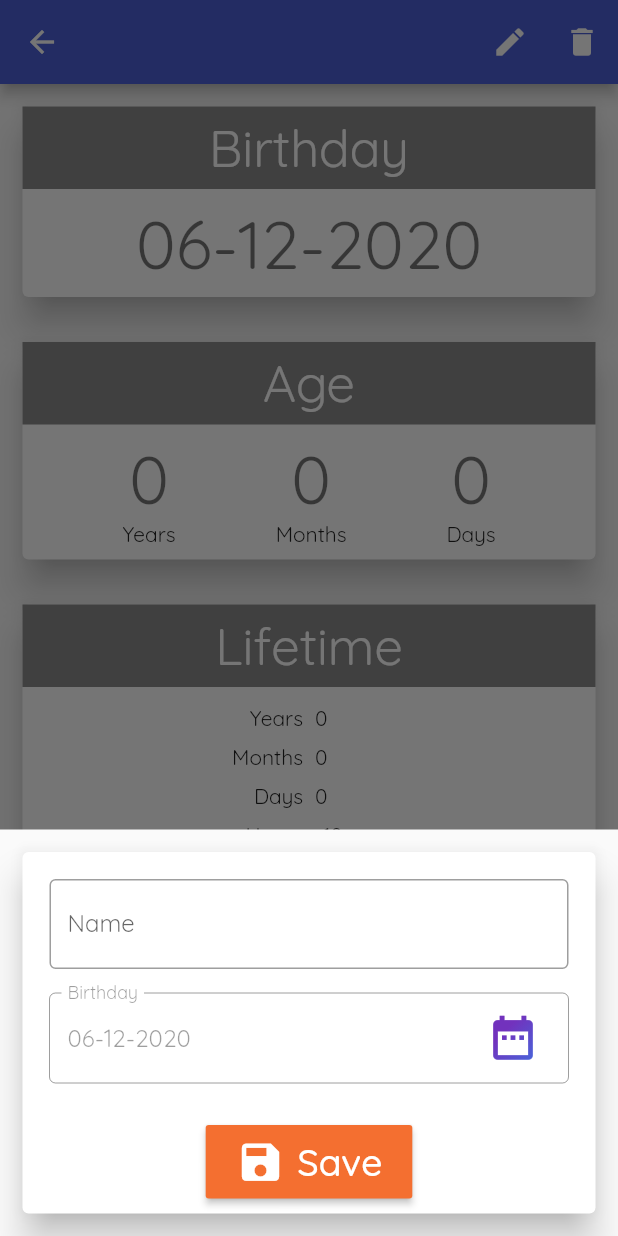
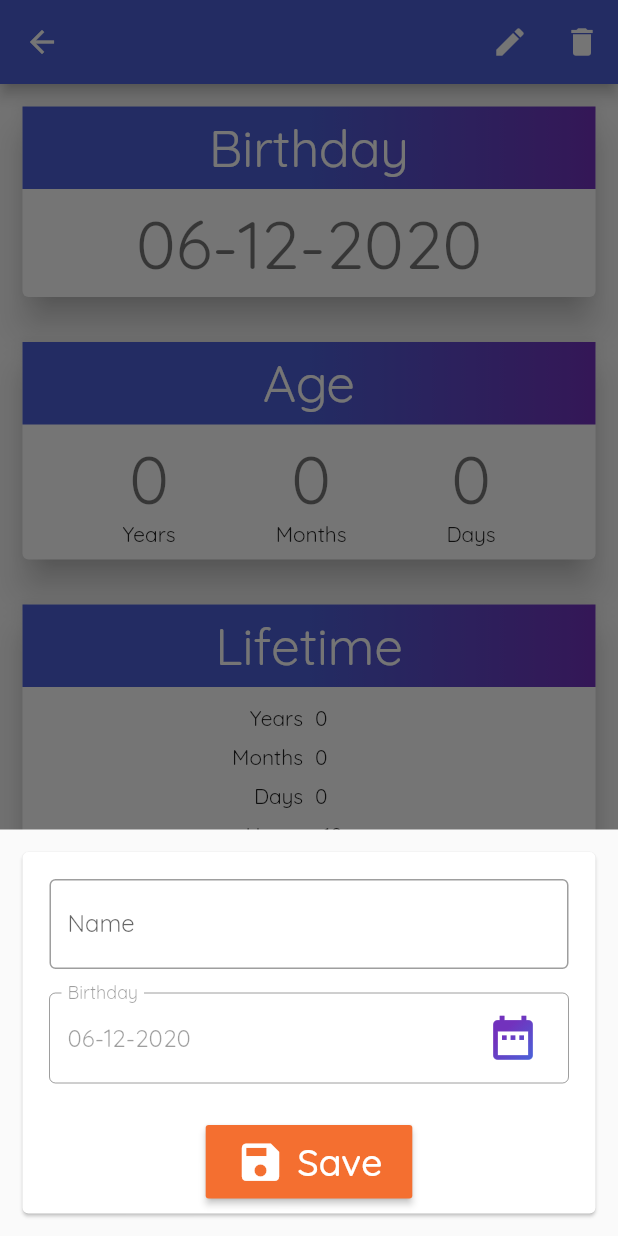
Before and after one commit to nick990/AgeCalculator, a Flutter app: the MyDateDetailsScreen screen opened directly with empty values, after a tap on the "edit" icon, on a phone screen of 412 x 824 dp. Run offline on Flutter 3.47's test engine with Material 2 defaults, Android fonts, the phone set to English and light mode, and no system bars; our stand-ins replace share, sqflite; accounts and stored records are empty.

Commit message:
myCard simple and animated.

```diff
--- a/lib/pages/my_date_details_screen.dart
+++ b/lib/pages/my_date_details_screen.dart
@@ -4,7 +4,7 @@ import 'package:age_calculator/providers/settings_provider.dart';
 import 'package:age_calculator/themes/app_theme.dart';
 import 'package:age_calculator/widgets/age.dart';
 import 'package:age_calculator/widgets/lifetime.dart';
-import 'package:age_calculator/widgets/mycard.dart';
+import 'package:age_calculator/widgets/mycard_animated.dart';
 import 'package:age_calculator/widgets/mydate_edit.dart';
 import 'package:age_calculator/widgets/next_birthday.dart';
 import 'package:age_calculator/widgets/upcoming_birthdays.dart';
@@ -33,7 +33,7 @@ class MyDateDetailsScreen extends StatelessWidget {
     ageSection
         .add(UpcomingBirthdaysWidget(age: myDate.age, formatter: formatter));
 
-    var birthdaySection = MyCard(
+    var birthdaySection = MyCardAnimated(
       title: 'Birthday',
       body: Row(
         mainAxisAlignment: MainAxisAlignment.spaceEvenly,
--- a/lib/themes/app_theme.dart
+++ b/lib/themes/app_theme.dart
@@ -74,7 +74,7 @@ class AppTheme {
     colorScheme: ColorScheme.light(primary: color1),
     cardTheme: CardTheme(
       margin: EdgeInsets.all(15),
-      elevation: 10,
+      //     elevation: 10,
     ),
     bottomNavigationBarTheme: BottomNavigationBarThemeData(
       backgroundColor: titleColor,
--- a/lib/widgets/age.dart
+++ b/lib/widgets/age.dart
@@ -1,6 +1,7 @@
 import 'package:age_calculator/models/Age.dart';
-import 'package:age_calculator/widgets/mycard.dart';
 import 'package:flutter/material.dart';
+
+import 'mycard_animated.dart';
 
 class AgeWidget extends StatelessWidget {
   final AgeModel age;
@@ -8,7 +9,7 @@ class AgeWidget extends StatelessWidget {
   const AgeWidget({Key key, this.age}) : super(key: key);
   @override
   Widget build(BuildContext context) {
-    return MyCard(
+    return MyCardAnimated(
       title: 'Age',
       body: Row(
         mainAxisAlignment: MainAxisAlignment.spaceEvenly,
--- a/lib/widgets/lifetime.dart
+++ b/lib/widgets/lifetime.dart
@@ -1,8 +1,6 @@
 import 'package:age_calculator/models/Lifetime.dart';
+import 'package:age_calculator/widgets/mycard_animated.dart';
 import 'package:flutter/material.dart';
-import 'package:intl/intl.dart';
-
-import 'mycard.dart';
 
 class LifetimeWidget extends StatelessWidget {
   final LifeTime lifetime;
@@ -24,7 +22,7 @@ class LifetimeWidget extends StatelessWidget {
 
   @override
   Widget build(BuildContext context) {
-    return MyCard(
+    return MyCardAnimated(
       title: 'Lifetime',
       body: Table(
         children: [
--- a/lib/widgets/mycard.dart
+++ b/lib/widgets/mycard.dart
@@ -2,49 +2,16 @@ import 'package:age_calculator/themes/app_theme.dart';
 import 'package:flutter/material.dart';
 import 'package:flutter/animation.dart';
 
-class MyCard extends StatefulWidget {
+class MyCard extends StatelessWidget {
   final String title;
   final Widget body;
   final IconData iconData;
   MyCard({this.title, this.body, this.iconData});
 
   @override
-  _MyCardState createState() => _MyCardState();
-}
-
-class _MyCardState extends State<MyCard> with SingleTickerProviderStateMixin {
-  Animation<double> animation;
-  AnimationController controller;
-
-  @override
-  void initState() {
-    super.initState();
-    controller =
-        AnimationController(duration: const Duration(seconds: 2), vsync: this);
-    animation = Tween<double>(begin: 0, end: 255).animate(controller)
-      ..addListener(() {
-        setState(() {});
-      });
-    controller.forward();
-  }
-
-  @override
-  void dispose() {
-    controller.dispose();
-    super.dispose();
-  }
-
-  @override
-  void didUpdateWidget(MyCard oldWidget) {
-    super.didUpdateWidget(oldWidget);
-    print('update');
-    controller.reset();
-    controller.forward();
-  }
-
-  @override
   Widget build(BuildContext context) {
     return Card(
+      elevation: 10.0,
       child: Column(
         children: [
           Row(
@@ -52,19 +19,14 @@ class _MyCardState extends State<MyCard> with SingleTickerProviderStateMixin {
               Expanded(
                 child: Container(
                   padding: EdgeInsets.symmetric(horizontal: 16, vertical: 6),
-                  // decoration: AppTheme.cardTitleDecoration,
                   decoration: BoxDecoration(
-                      color: Color.fromARGB(
-                    255,
-                    animation.value.toInt(),
-                    animation.value.toInt(),
-                    animation.value.toInt(),
-                  )),
+                    gradient: AppTheme.gradient1,
+                  ),
                   child: Center(
                     child: FittedBox(
                       fit: BoxFit.contain,
                       child: Text(
-                        this.widget.title,
+                        this.title,
                         style: Theme.of(context).textTheme.headline4.copyWith(
                               color: Colors.white,
                             ),
@@ -78,7 +40,7 @@ class _MyCardState extends State<MyCard> with SingleTickerProviderStateMixin {
           SizedBox(
             height: 8,
           ),
-          this.widget.body,
+          this.body,
           SizedBox(
             height: 8,
           )
--- /dev/null
+++ b/lib/widgets/mycard_animated.dart
@@ -0,0 +1,98 @@
+import 'package:age_calculator/themes/app_theme.dart';
+import 'package:flutter/material.dart';
+import 'package:flutter/animation.dart';
+
+class MyCardAnimated extends StatefulWidget {
+  final String title;
+  final Widget body;
+  final IconData iconData;
+  MyCardAnimated({this.title, this.body, this.iconData});
+
+  @override
+  _MyCardState createState() => _MyCardState();
+}
+
+class _MyCardState extends State<MyCardAnimated>
+    with SingleTickerProviderStateMixin {
+  Animation<Color> animationColor;
+  AnimationController controller;
+  Animation<double> animationElevation;
+
+  @override
+  void initState() {
+    super.initState();
+    controller = AnimationController(
+        duration: const Duration(milliseconds: 500), vsync: this);
+    animationColor = ColorTween(begin: AppTheme.color2, end: AppTheme.color1)
+        .animate(controller)
+          ..addListener(() {
+            setState(() {});
+          });
+    animationElevation = Tween<double>(begin: 0, end: 10).animate(controller)
+      ..addListener(() {
+        setState(() {});
+      });
+    controller.forward();
+  }
+
+  @override
+  void dispose() {
+    controller.dispose();
+    super.dispose();
+  }
+
+  @override
+  void didUpdateWidget(MyCardAnimated oldWidget) {
+    super.didUpdateWidget(oldWidget);
+    print('update');
+    controller.reset();
+    controller.forward();
+  }
+
+  @override
+  Widget build(BuildContext context) {
+    return Card(
+      elevation: animationElevation.value,
+      child: Column(
+        children: [
+          Row(
+            children: [
+              Expanded(
+                child: Container(
+                  padding: EdgeInsets.symmetric(horizontal: 16, vertical: 6),
+                  decoration: BoxDecoration(
+                    gradient: LinearGradient(
+                      colors: [
+                        animationColor.value,
+                        animationColor.value,
+                        AppTheme.color2,
+                      ],
+                    ),
+                  ),
+                  child: Center(
+                    child: FittedBox(
+                      fit: BoxFit.contain,
+                      child: Text(
+                        this.widget.title,
+                        style: Theme.of(context).textTheme.headline4.copyWith(
+                              color: Colors.white,
+                            ),
+                      ),
+                    ),
+                  ),
+                ),
+              ),
+            ],
+          ),
+          SizedBox(
+            height: 8,
+          ),
+          this.widget.body,
+          SizedBox(
+            height: 8,
+          )
+        ],
+      ),
+    );
+  }
+}
--- a/lib/widgets/next_birthday.dart
+++ b/lib/widgets/next_birthday.dart
@@ -1,6 +1,7 @@
 import 'package:age_calculator/models/Age.dart';
-import 'package:age_calculator/widgets/mycard.dart';
 import 'package:flutter/material.dart';
+
+import 'mycard_animated.dart';
 
 class NextBirthdayWidget extends StatelessWidget {
   final AgeModel age;
@@ -8,7 +9,7 @@ class NextBirthdayWidget extends StatelessWidget {
   const NextBirthdayWidget({Key key, this.age}) : super(key: key);
   @override
   Widget build(BuildContext context) {
-    return MyCard(
+    return MyCardAnimated(
       title: 'Next Birthday',
       body: Row(
         mainAxisAlignment: MainAxisAlignment.spaceEvenly,
--- a/lib/widgets/upcoming_birthdays.dart
+++ b/lib/widgets/upcoming_birthdays.dart
@@ -1,7 +1,8 @@
 import 'package:age_calculator/models/Age.dart';
-import 'package:age_calculator/widgets/mycard.dart';
 import 'package:flutter/material.dart';
 import 'package:intl/intl.dart';
+
+import 'mycard_animated.dart';
 
 class UpcomingBirthdaysWidget extends StatelessWidget {
   final AgeModel age;
@@ -53,7 +54,7 @@ class UpcomingBirthdaysWidget extends StatelessWidget {
       }
     }
 
-    return MyCard(
+    return MyCardAnimated(
       title: 'Upcoming Birthdays',
       body: Table(
         children: _nextBirthdaysList,
```
Also changed, not shown: pubspec.lock.
